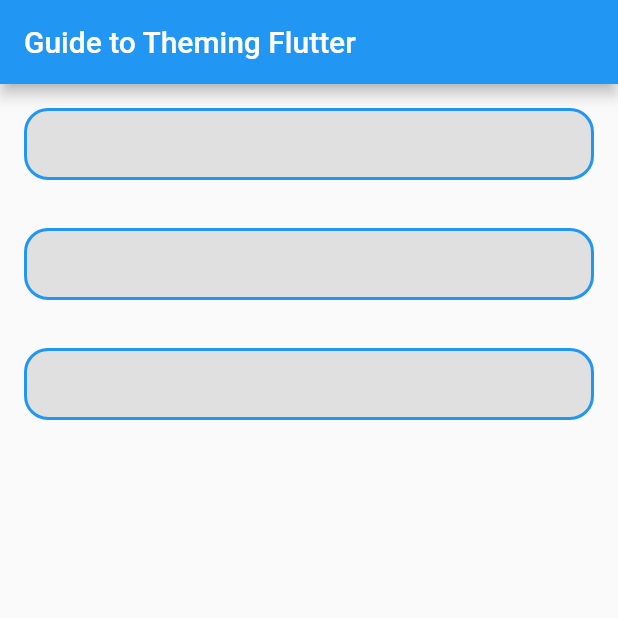
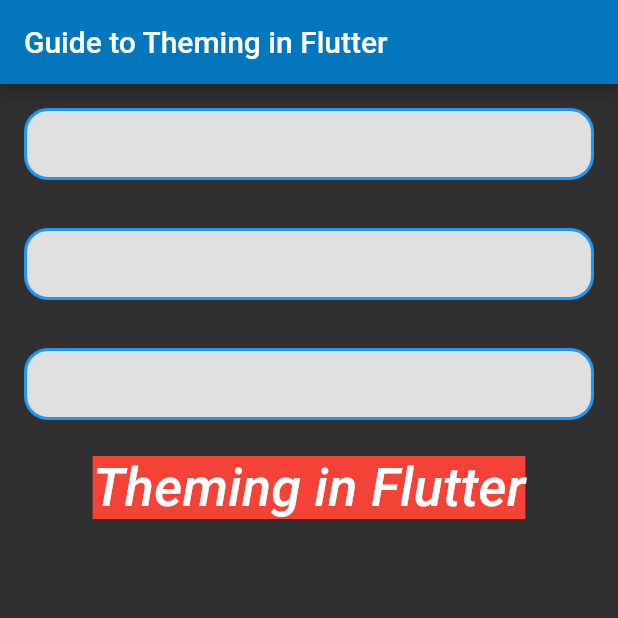
Before and after one commit to Blazebrain/article_theming_flutter_app, a Flutter app: the screen it shows after launch, on a phone screen of 412 x 824 dp, the top half of it. Run offline on Flutter 3.47's test engine with Material 2 defaults, Android fonts, the phone set to English and light mode, and no system bars; Roboto replaces fonts that are missing (Georgia).

Commit message:
Final wrap up of sample app for project

```diff
--- a/lib/main.dart
+++ b/lib/main.dart
@@ -7,30 +7,58 @@ class MyApp extends StatelessWidget {
   @override
   Widget build(BuildContext context) {
     return MaterialApp(
-      title: 'Material App',
-      home: Scaffold(
-        appBar: AppBar(
-          title: const Text('Guide to Theming Flutter'),
+      title: 'Guide to Theming in Flutter',
+      theme: ThemeData(
+        brightness: Brightness.dark,
+        primaryColor: Colors.lightBlue[800],
+        accentColor: Colors.red,
+        fontFamily: 'Georgia',
+        textTheme: const TextTheme(
+          headline1: TextStyle(fontSize: 72.0, fontWeight: FontWeight.bold),
+          headline6: TextStyle(fontSize: 36.0, fontStyle: FontStyle.italic),
+          bodyText2: TextStyle(
+            fontSize: 14.0,
+            fontFamily: 'Hind',
+          ),
         ),
-        body: Center(
-          child: Column(
-            children: [
-              const CustomButton('Apples'),
-              const CustomButton('Oranges'),
-              const CustomButton('Bananas'),
-            ],
-          ),
+      ),
+      home: const HomePage(),
+    );
+  }
+}
+
+class HomePage extends StatelessWidget {
+  const HomePage({Key? key}) : super(key: key);
+
+  @override
+  Widget build(BuildContext context) {
+    return Scaffold(
+      appBar: AppBar(
+        title: const Text('Guide to Theming in Flutter'),
+      ),
+      body: Center(
+        child: Column(
+          children: [
+            CustomButton(),
+            CustomButton(),
+            CustomButton(),
+            const SizedBox(height: 8),
+            Container(
+              color: Theme.of(context).accentColor,
+              child: Text(
+                'Theming in Flutter',
+                style: Theme.of(context).textTheme.headline6,
+              ),
+            ),
+          ],
         ),
       ),
     );
   }
 }
 
+// ignore: use_key_in_widget_constructors
 class CustomButton extends StatelessWidget {
-  final String title;
-  // ignore: use_key_in_widget_constructors
-  const CustomButton(this.title);
-
   @override
   Widget build(BuildContext context) {
     return Container(
```
